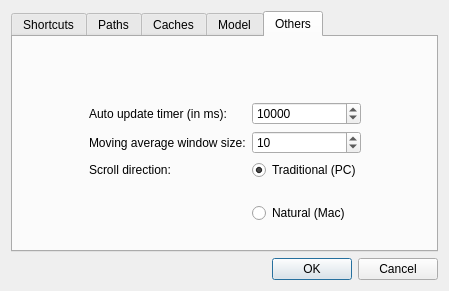
Qt form ui/preferencesDialog.ui (FXIhub/owl) before a commit.
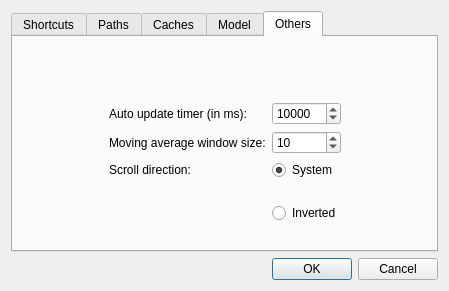
The same form after that commit. The open tabs and pages were chosen to show the change.

The edit to the form file:
```diff
--- a/ui/preferencesDialog.ui
+++ b/ui/preferencesDialog.ui
@@ -565,7 +565,7 @@
        <item row="3" column="2">
         <widget class="QRadioButton" name="traditional">
          <property name="text">
-          <string>Traditional (PC)</string>
+          <string>System</string>
          </property>
          <property name="checked">
           <bool>true</bool>
@@ -575,7 +575,7 @@
        <item row="4" column="2">
         <widget class="QRadioButton" name="natural">
          <property name="text">
-          <string>Natural (Mac)</string>
+          <string>Inverted</string>
          </property>
         </widget>
        </item>
```
